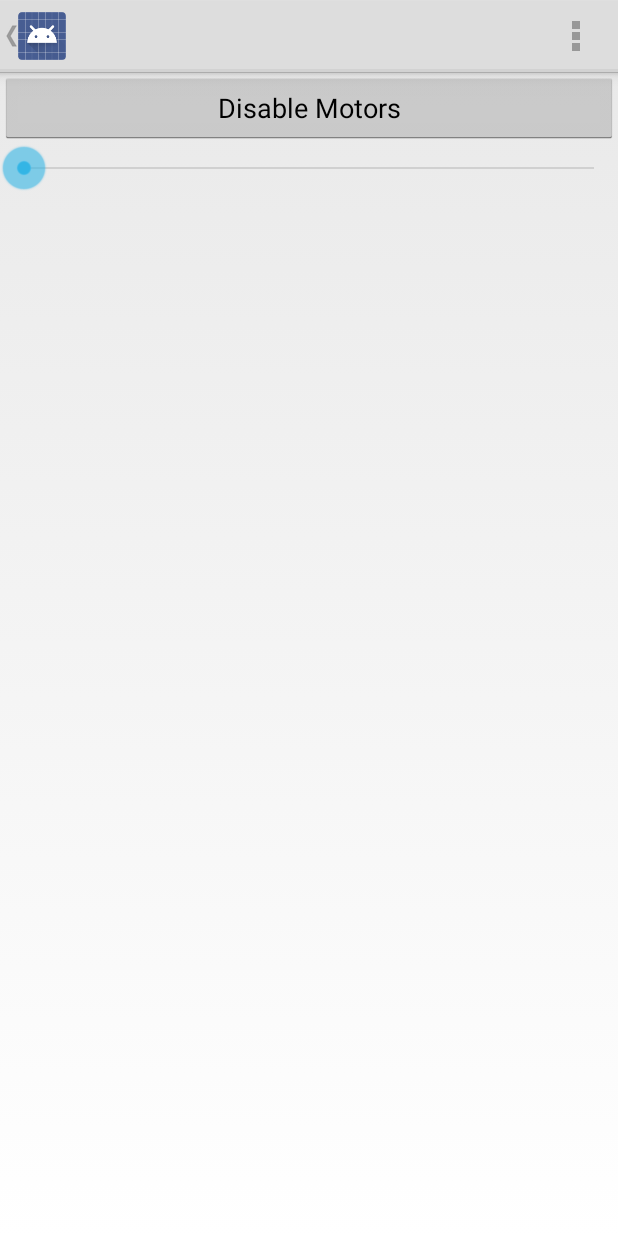
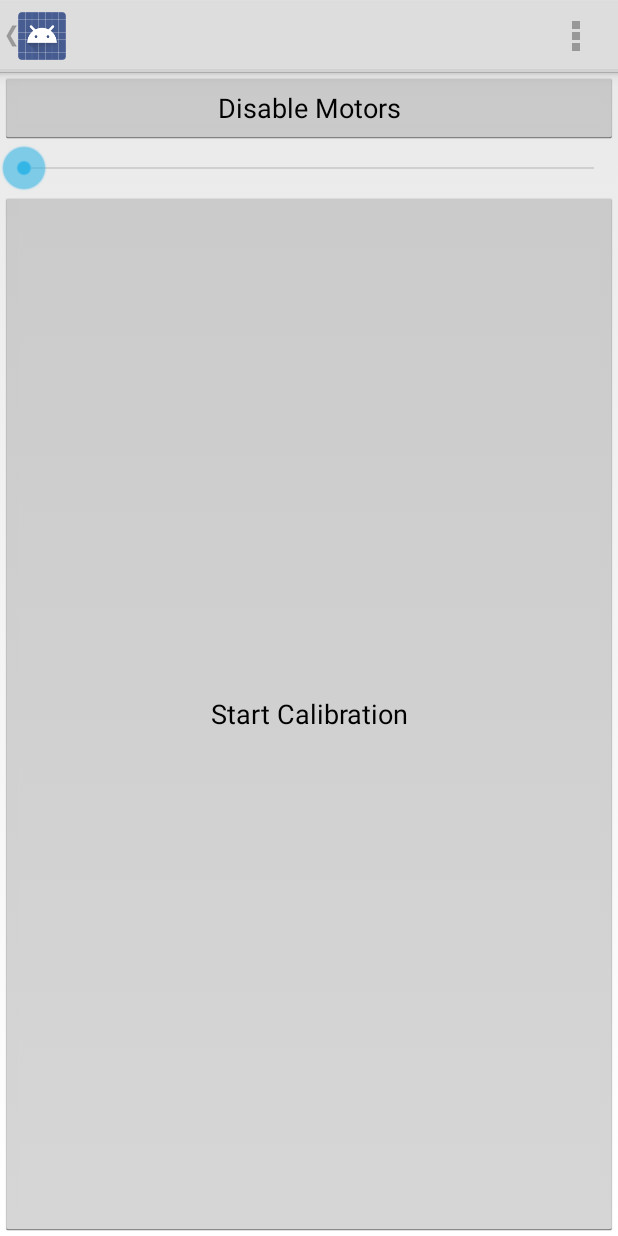
Before and after one commit to icchalmers/Sit-To-Stand, an Android app: the MotorControlActivity screen opened directly, with no data from a screen before it, on a phone screen of 412 x 824 dp. Run offline under Robolectric (Android 15) with nearby library versions, the phone set to English and light mode, and no system bars; 3 statements that could not run were skipped.

```diff
--- a/App/Android/app/src/main/java/cc/chalmers/sittostand/MotorControlActivity.java
+++ b/App/Android/app/src/main/java/cc/chalmers/sittostand/MotorControlActivity.java
@@ -224,4 +224,8 @@ public class MotorControlActivity extends Activity {
         }
     }
 
+    public void startCalibration() {
+        //TODO start the full screen web browser activity
+    }
+
 }
--- a/App/Android/app/src/main/res/layout/activity_motor_control.xml
+++ b/App/Android/app/src/main/res/layout/activity_motor_control.xml
@@ -18,4 +18,11 @@
         android:max="255"
         />
 
+    <Button
+        android:layout_width="match_parent"
+        android:layout_height="fill_parent"
+        android:text="Start Calibration"
+        android:id="@+id/button_start"
+        android:onClick="startCalibration" />
+
 </LinearLayout>
```
Also changed, not shown: App/Android/app/src/main/java/cc/chalmers/sittostand/Screen.java (+7 -46 lines).
